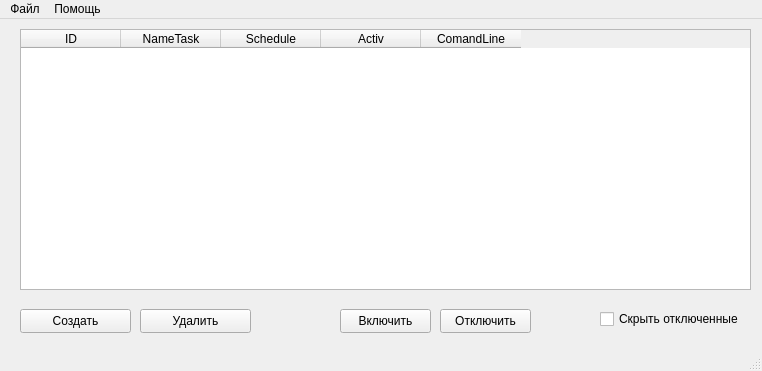
Qt form UI/mainwindow.ui (Zhmot666/PGbackuper) before a commit.
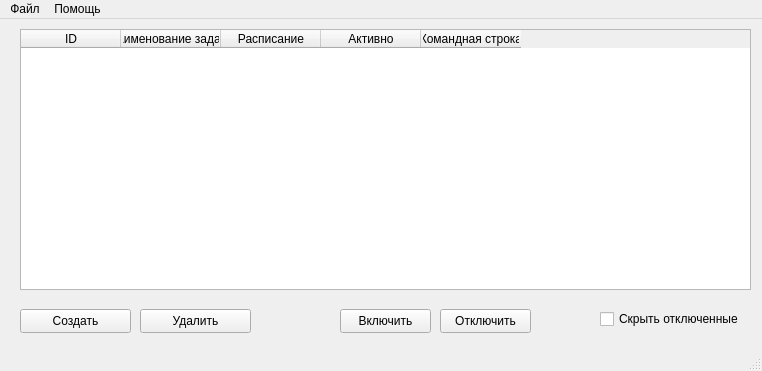
The same form after that commit.

What changed in the file:
```diff
--- a/UI/mainwindow.ui
+++ b/UI/mainwindow.ui
@@ -30,22 +30,22 @@
     </column>
     <column>
      <property name="text">
-      <string>NameTask</string>
+      <string>Наименование задачи</string>
      </property>
     </column>
     <column>
      <property name="text">
-      <string>Schedule</string>
+      <string>Расписание</string>
      </property>
     </column>
     <column>
      <property name="text">
-      <string>Activ</string>
+      <string>Активно</string>
      </property>
     </column>
     <column>
      <property name="text">
-      <string>ComandLine</string>
+      <string>Командная строка</string>
      </property>
     </column>
    </widget>
```
Left out of the diff: 12 changed lines with no effect on the pictures.
